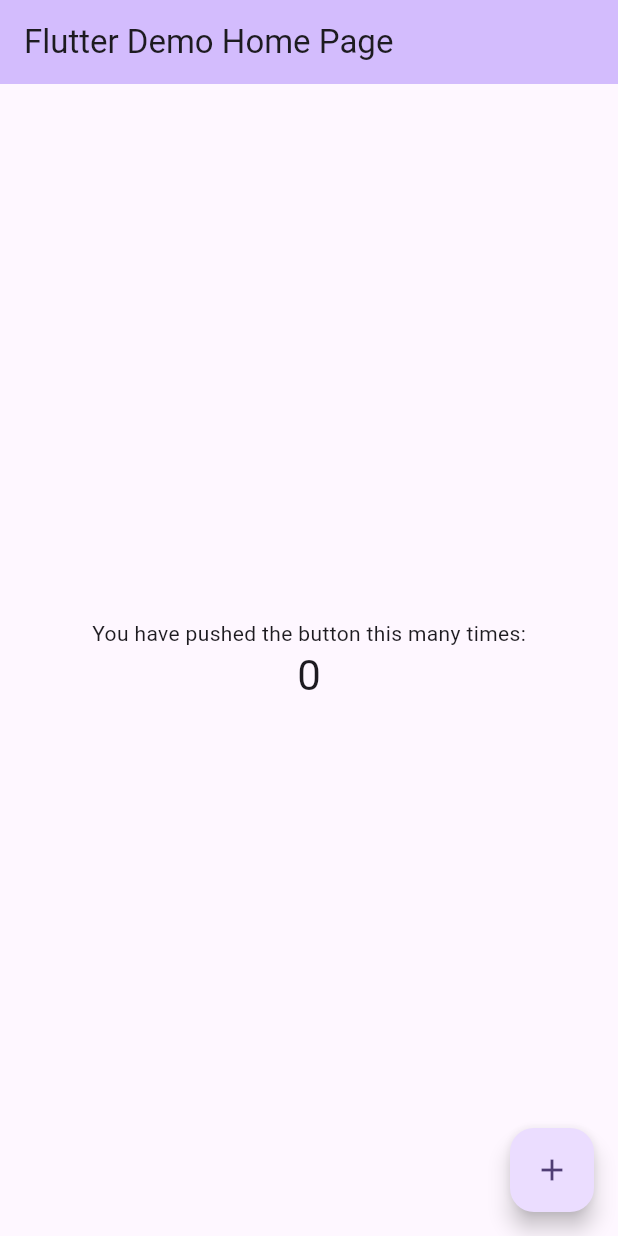
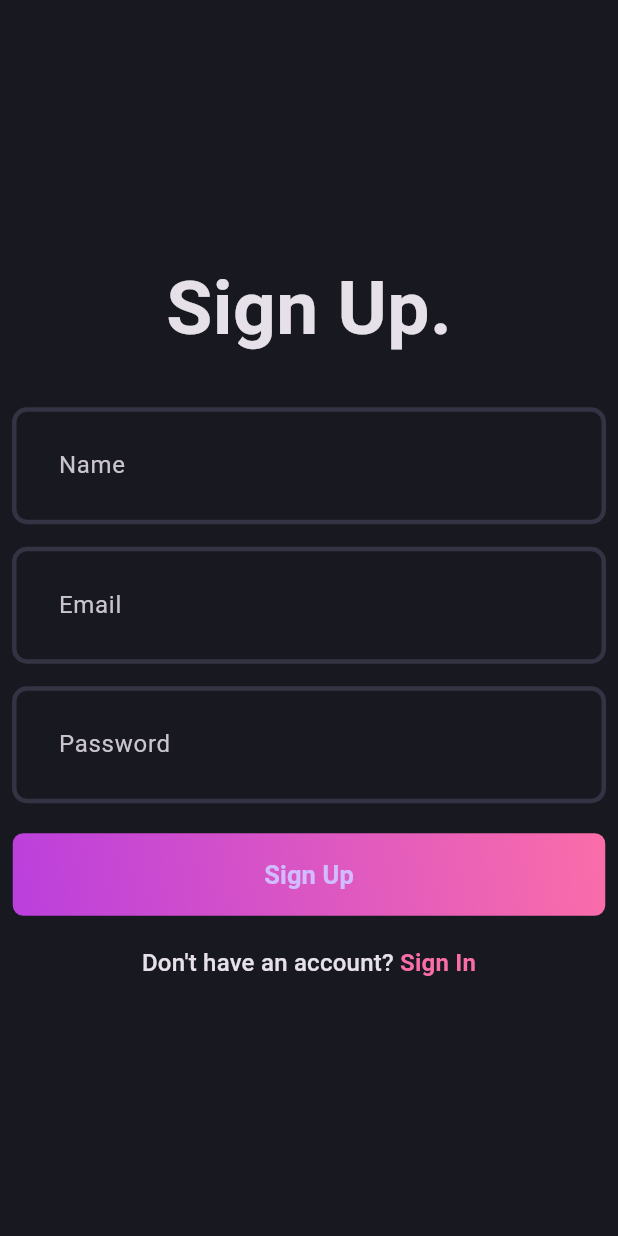
Before and after one commit to parth-darji/flutter_blog_app, a Flutter app: the screen it shows after launch, on a phone screen of 412 x 824 dp. Run offline on Flutter 3.47's test engine with Material 3 defaults, Android fonts, the phone set to English and light mode, and no system bars.

Commit message:
ui done, now working on signup validator that validates the email name and password

```diff
--- /dev/null
+++ b/lib/core/theme/app_pallete.dart
@@ -0,0 +1,13 @@
+import 'package:flutter/material.dart';
+
+class AppPallete {
+  static const Color backgroundColor = Color.fromRGBO(24, 24, 32, 1);
+  static const Color gradient1 = Color.fromRGBO(187, 63, 221, 1);
+  static const Color gradient2 = Color.fromRGBO(251, 109, 169, 1);
+  static const Color gradient3 = Color.fromRGBO(255, 159, 124, 1);
+  static const Color borderColor = Color.fromRGBO(52, 51, 67, 1);
+  static const Color whiteColor = Colors.white;
+  static const Color greyColor = Colors.grey;
+  static const Color errorColor = Colors.redAccent;
+  static const Color transparentColor = Colors.transparent;
+}
--- /dev/null
+++ b/lib/core/theme/theme.dart
@@ -0,0 +1,26 @@
+import 'package:flutter/material.dart';
+import 'package:flutter_blog_app/core/theme/app_pallete.dart';
+
+class AppTheme {
+  static OutlineInputBorder _border({
+    Color? color,
+  }) =>
+      OutlineInputBorder(
+        borderSide: BorderSide(
+          color: color ?? AppPallete.borderColor,
+          width: 3,
+        ),
+        borderRadius: BorderRadius.circular(10),
+      );
+
+  static final darkThemeMode = ThemeData.dark().copyWith(
+    scaffoldBackgroundColor: AppPallete.backgroundColor,
+    inputDecorationTheme: InputDecorationTheme(
+      contentPadding: const EdgeInsets.all(27),
+      enabledBorder: _border(),
+      focusedBorder: _border(
+        color: AppPallete.gradient2,
+      ),
+    ),
+  );
+}
--- /dev/null
+++ b/lib/features/auth/presentation/pages/signup_page.dart
@@ -0,0 +1,70 @@
+import 'package:flutter/material.dart';
+import 'package:flutter_blog_app/core/theme/app_pallete.dart';
+import 'package:flutter_blog_app/features/auth/presentation/widgets/auth_field.dart';
+
+import '../widgets/auth_gradient_button.dart';
+
+class SignUpPage extends StatefulWidget {
+  const SignUpPage({super.key});
+
+  @override
+  State<SignUpPage> createState() => _SignUpPageState();
+}
+
+class _SignUpPageState extends State<SignUpPage> {
+  final _formKey = GlobalKey<FormState>();
+
+  @override
+  Widget build(BuildContext context) {
+    return Scaffold(
+      body: Padding(
+        padding: const EdgeInsets.all(8.0),
+        child: Form(
+          key: _formKey,
+          child: Column(
+            mainAxisAlignment: MainAxisAlignment.center,
+            children: [
+              const Text(
+                "Sign Up.",
+                style: TextStyle(
+                  fontSize: 50,
+                  fontWeight: FontWeight.bold,
+                ),
+              ),
+              const SizedBox(height: 30),
+              const AuthField(
+                hintText: "Name",
+              ),
+              const SizedBox(height: 15),
+              const AuthField(
+                hintText: "Email",
+              ),
+              const SizedBox(height: 15),
+              const AuthField(
+                hintText: "Password",
+              ),
+              const SizedBox(height: 20),
+              const AuthGradientButton(),
+              const SizedBox(height: 20),
+              RichText(
+                text: TextSpan(
+                  text: "Don't have an account? ",
+                  style: Theme.of(context).textTheme.titleMedium,
+                  children: [
+                    TextSpan(
+                      text: "Sign In",
+                      style: Theme.of(context).textTheme.titleMedium?.copyWith(
+                            color: AppPallete.gradient2,
+                            fontWeight: FontWeight.bold,
+                          ),
+                    ),
+                  ],
+                ),
+              ),
+            ],
+          ),
+        ),
+      ),
+    );
+  }
+}
--- /dev/null
+++ b/lib/features/auth/presentation/widgets/auth_field.dart
@@ -0,0 +1,26 @@
+import 'package:flutter/material.dart';
+
+class AuthField extends StatelessWidget {
+  final String hintText;
+
+  const AuthField({
+    super.key,
+    required this.hintText,
+  });
+
+  @override
+  Widget build(BuildContext context) {
+    return TextFormField(
+      decoration: InputDecoration(
+        hintText: hintText,
+      ),
+      validator: (value) {
+        if (value?.isEmpty ?? true) {
+          return "$hintText is missing!";
+        }
+
+        return null;
+      },
+    );
+  }
+}
--- /dev/null
+++ b/lib/features/auth/presentation/widgets/auth_gradient_button.dart
@@ -0,0 +1,39 @@
+import 'package:flutter/material.dart';
+import 'package:flutter_blog_app/core/theme/app_pallete.dart';
+
+class AuthGradientButton extends StatelessWidget {
+  const AuthGradientButton({super.key});
+
+  @override
+  Widget build(BuildContext context) {
+    return Container(
+      decoration: BoxDecoration(
+        gradient: const LinearGradient(
+          colors: [
+            AppPallete.gradient1,
+            AppPallete.gradient2,
+            // AppPallete.gradient3,
+          ],
+          begin: Alignment.bottomLeft,
+          end: Alignment.topRight,
+        ),
+        borderRadius: BorderRadius.circular(7),
+      ),
+      child: ElevatedButton(
+        onPressed: () {},
+        style: ElevatedButton.styleFrom(
+          fixedSize: const Size(395, 55),
+          backgroundColor: AppPallete.transparentColor,
+          shadowColor: AppPallete.transparentColor,
+        ),
+        child: const Text(
+          "Sign Up",
+          style: TextStyle(
+            fontSize: 17,
+            fontWeight: FontWeight.w600,
+          ),
+        ),
+      ),
+    );
+  }
+}
--- a/lib/main.dart
+++ b/lib/main.dart
@@ -1,4 +1,7 @@
 import 'package:flutter/material.dart';
+
+import 'core/theme/theme.dart';
+import 'features/auth/presentation/pages/signup_page.dart';
 
 void main() {
   runApp(const MyApp());
@@ -11,115 +14,10 @@ class MyApp extends StatelessWidget {
   @override
   Widget build(BuildContext context) {
     return MaterialApp(
-      title: 'Flutter Demo',
-      theme: ThemeData(
-        // This is the theme of your application.
-        //
-        // TRY THIS: Try running your application with "flutter run". You'll see
-        // the application has a purple toolbar. Then, without quitting the app,
-        // try changing the seedColor in the colorScheme below to Colors.green
-        // and then invoke "hot reload" (save your changes or press the "hot
-        // reload" button in a Flutter-supported IDE, or press "r" if you used
-        // the command line to start the app).
-        //
-        // Notice that the counter didn't reset back to zero; the application
-        // state is not lost during the reload. To reset the state, use hot
-        // restart instead.
-        //
-        // This works for code too, not just values: Most code changes can be
-        // tested with just a hot reload.
-        colorScheme: ColorScheme.fromSeed(seedColor: Colors.deepPurple),
-        useMaterial3: true,
-      ),
-      home: const MyHomePage(title: 'Flutter Demo Home Page'),
+      title: 'Blog App',
+      debugShowCheckedModeBanner: false,
+      theme: AppTheme.darkThemeMode,
+      home: const SignUpPage(),
     );
   }
 }
-
-class MyHomePage extends StatefulWidget {
-  const MyHomePage({super.key, required this.title});
-
-  // This widget is the home page of your application. It is stateful, meaning
-  // that it has a State object (defined below) that contains fields that affect
-  // how it looks.
-
-  // This class is the configuration for the state. It holds the values (in this
-  // case the title) provided by the parent (in this case the App widget) and
-  // used by the build method of the State. Fields in a Widget subclass are
-  // always marked "final".
-
-  final String title;
-
-  @override
-  State<MyHomePage> createState() => _MyHomePageState();
-}
-
-class _MyHomePageState extends State<MyHomePage> {
-  int _counter = 0;
-
-  void _incrementCounter() {
-    setState(() {
-      // This call to setState tells the Flutter framework that something has
-      // changed in this State, which causes it to rerun the build method below
-      // so that the display can reflect the updated values. If we changed
-      // _counter without calling setState(), then the build method would not be
-      // called again, and so nothing would appear to happen.
-      _counter++;
-    });
-  }
-
-  @override
-  Widget build(BuildContext context) {
-    // This method is rerun every time setState is called, for instance as done
-    // by the _incrementCounter method above.
-    //
-    // The Flutter framework has been optimized to make rerunning build methods
-    // fast, so that you can just rebuild anything that needs updating rather
-    // than having to individually change instances of widgets.
-    return Scaffold(
-      appBar: AppBar(
-        // TRY THIS: Try changing the color here to a specific color (to
-        // Colors.amber, perhaps?) and trigger a hot reload to see the AppBar
-        // change color while the other colors stay the same.
-        backgroundColor: Theme.of(context).colorScheme.inversePrimary,
-        // Here we take the value from the MyHomePage object that was created by
-        // the App.build method, and use it to set our appbar title.
-        title: Text(widget.title),
-      ),
-      body: Center(
-        // Center is a layout widget. It takes a single child and positions it
-        // in the middle of the parent.
-        child: Column(
-          // Column is also a layout widget. It takes a list of children and
-          // arranges them vertically. By default, it sizes itself to fit its
-          // children horizontally, and tries to be as tall as its parent.
-          //
-          // Column has various properties to control how it sizes itself and
-          // how it positions its children. Here we use mainAxisAlignment to
-          // center the children vertically; the main axis here is the vertical
-          // axis because Columns are vertical (the cross axis would be
-          // horizontal).
-          //
-          // TRY THIS: Invoke "debug painting" (choose the "Toggle Debug Paint"
-          // action in the IDE, or press "p" in the console), to see the
-          // wireframe for each widget.
-          mainAxisAlignment: MainAxisAlignment.center,
-          children: <Widget>[
-            const Text(
-              'You have pushed the button this many times:',
-            ),
-            Text(
-              '$_counter',
-              style: Theme.of(context).textTheme.headlineMedium,
-            ),
-          ],
-        ),
-      ),
-      floatingActionButton: FloatingActionButton(
-        onPressed: _incrementCounter,
-        tooltip: 'Increment',
-        child: const Icon(Icons.add),
-      ), // This trailing comma makes auto-formatting nicer for build methods.
-    );
-  }
-}
```
